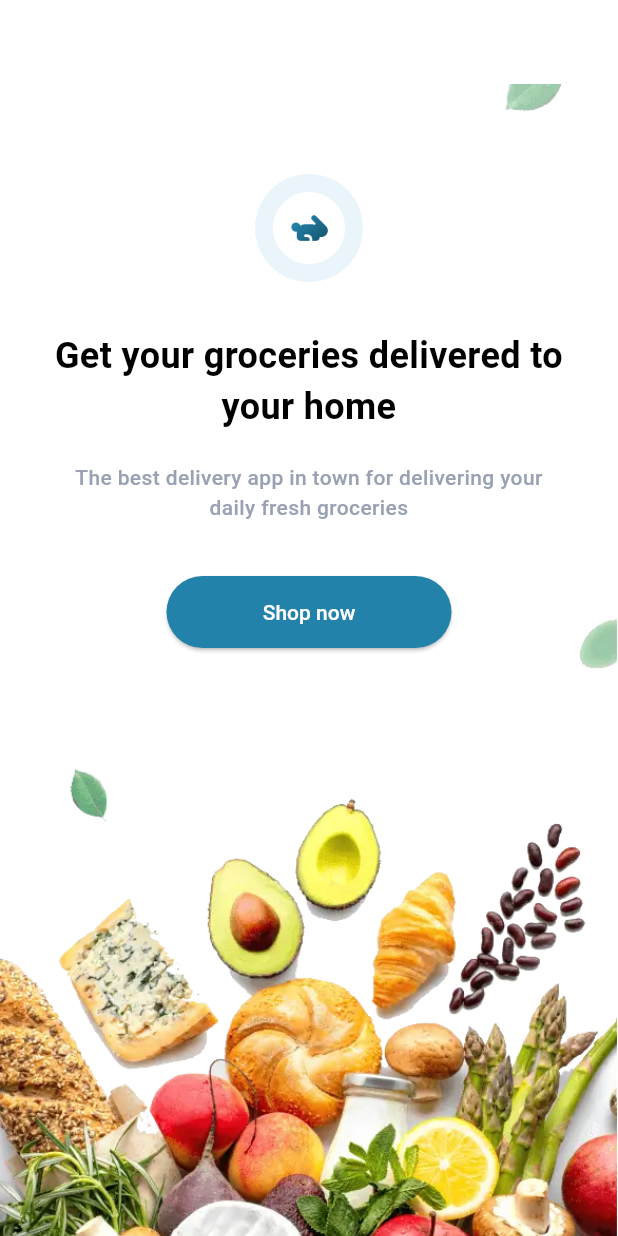
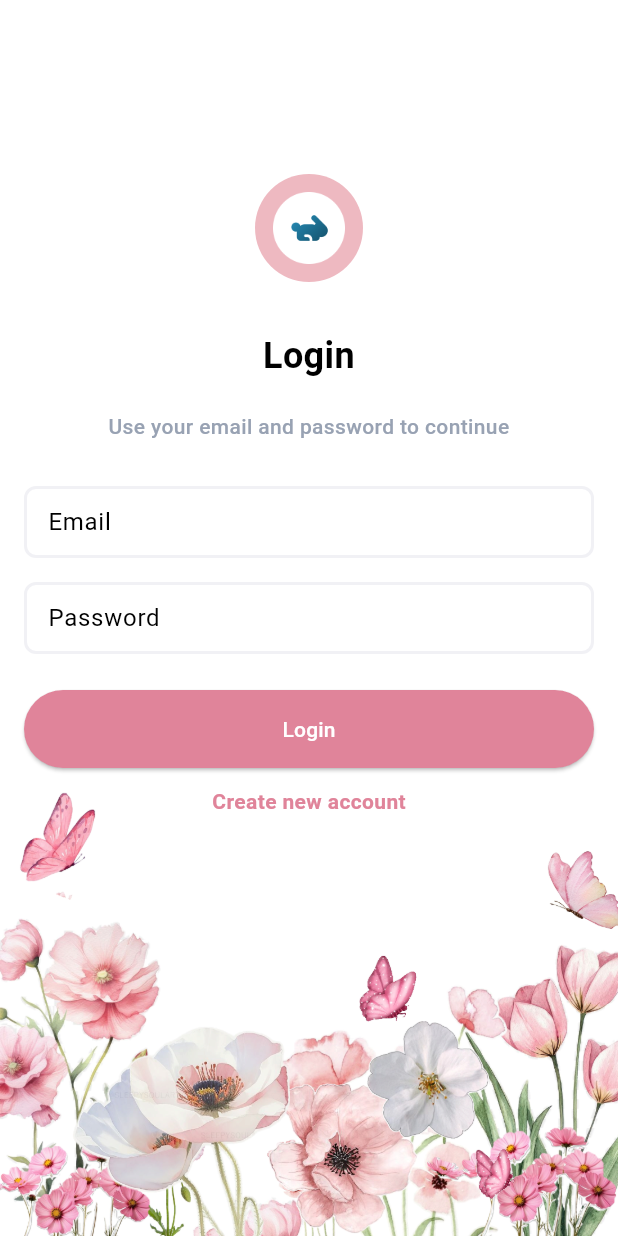
Before and after one commit to wandalionita05/florist, a Flutter app: the screen it shows after launch, on a phone screen of 412 x 824 dp. Run offline on Flutter 3.47's test engine with Material 3 defaults, Android fonts, the phone set to English and light mode, and no system bars; our stand-ins replace animated_theme_switcher, badges, cached_network_image, carousel_slider, dio, flutter_rating_bar and 5 more; missing offline and left inert: flutter_email_sender.

Commit message:
rapihin ui (ubah warna primary dan perubahan di dashboard)

```diff
--- a/lib/constants/assets.dart
+++ b/lib/constants/assets.dart
@@ -112,7 +112,7 @@ class Assets {
 
   /// Assets for imagesWelcomeBg
   /// assets/images/welcome_bg.webp
-  static const String imagesWelcomeBg = "assets/images/welcome_bg.webp";
+  static const String imagesWelcomeBg = "assets/images/welcome_bg.png";
 
   /// Assets for imagesZeroBasket
   /// assets/images/zeroBasket.lottie
--- a/lib/utils/myTheme.dart
+++ b/lib/utils/myTheme.dart
@@ -8,14 +8,14 @@ class AppThemes {
       primary: Color(0xff98A2B3),
       secondary: Colors.grey[300]!,
     ),
-    primaryColor: const Color(0xff2382AA),
+    primaryColor: const Color.fromARGB(255,224, 132, 154),
     bottomNavigationBarTheme: BottomNavigationBarThemeData(
         backgroundColor: Color(0xff2382AA),
-        selectedItemColor: const Color(0xff2382AA),
+        selectedItemColor: const Color.fromARGB(255,224, 132, 154),
         unselectedItemColor: Color.fromARGB(255, 176, 176, 176),
         type: BottomNavigationBarType.shifting),
     scaffoldBackgroundColor: Colors.white,
-    cardColor: Color(0xffE9F5FA),
+    cardColor: Color.fromARGB(255, 238, 185, 193),
     textTheme: const TextTheme(bodyMedium: TextStyle(color: Colors.black)),
     brightness: Brightness.light,
     appBarTheme: AppBarTheme(
@@ -37,7 +37,7 @@ class AppThemes {
         inputDecorationTheme: InputDecorationTheme(
           enabledBorder: OutlineInputBorder(
             borderRadius: BorderRadius.circular(8.0),
-            borderSide: BorderSide(width: 2, color: Color(0xff2382AA)),
+            borderSide: BorderSide(width: 2, color: const Color.fromARGB(255,224, 132, 154)),
           ),
           isDense: true,
           contentPadding: const EdgeInsets.symmetric(horizontal: 16),
@@ -54,7 +54,7 @@ class AppThemes {
     primaryColor: const Color(0xff2382AA),
     colorScheme: ColorScheme.dark(
         surface: Color(0xff0D1F29),
-        primary: Color(0xff98A2B3),
+        primary: Color.fromARGB(255, 236, 163, 178),
         secondary: Colors.grey[800]!),
     bottomNavigationBarTheme: BottomNavigationBarThemeData(
       backgroundColor: Color(0xff2382AA),
@@ -62,7 +62,7 @@ class AppThemes {
           Color.fromARGB(255, 255, 255, 255), // Selected item color
       unselectedItemColor: Colors.grey, // Unselected item color
     ),
-    cardColor: Color(0xff1A3848),
+    cardColor: Color.fromARGB(255, 236, 163, 178),
     textTheme: const TextTheme(bodyMedium: TextStyle(color: Colors.white)),
     brightness: Brightness.dark,
     appBarTheme: AppBarTheme(
--- a/lib/views/common_widgets/dropDownHomeMenu.dart
+++ b/lib/views/common_widgets/dropDownHomeMenu.dart
@@ -36,7 +36,7 @@ class DropDownMenu extends StatelessWidget {
             width: 300,
             leadingIcon: const Icon(
               Icons.location_city_rounded,
-              color: Color(0xff2382AA),
+              color: const Color.fromARGB(255,224, 132, 154),
             ),
             onSelected: (String? value) {
               // This is called when the user selects an item.
--- a/lib/views/common_widgets/search_text_field.dart
+++ b/lib/views/common_widgets/search_text_field.dart
@@ -44,7 +44,7 @@ class SearchTextField extends StatelessWidget {
         ),
         prefixIcon: Icon(
           CupertinoIcons.search,
-          color: Color(0xff2382AA),
+          color: const Color.fromARGB(255,224, 132, 154),
         ),
         suffixIcon: textEditingController != null
             ? IconButton(
--- a/lib/views/welcome.dart
+++ b/lib/views/welcome.dart
@@ -46,10 +46,10 @@ class WelcomeScreen extends StatelessWidget {
                   Container(
                     margin: const EdgeInsets.symmetric(horizontal: 8),
                     child: Text(
-                      "Get your groceries delivered to your home",
+
+                        "Login",
                           textAlign: TextAlign.center,
-                      style:
-                          TextStyle(fontSize: 24, fontWeight: FontWeight.bold),
+                          style: TextStyle(fontSize: 24, fontWeight: FontWeight.bold),
                     ),
                   ),
                   SizedBox(
@@ -58,35 +58,69 @@ class WelcomeScreen extends StatelessWidget {
                   Container(
                     margin: const EdgeInsets.symmetric(horizontal: 32),
                     child: Text(
-                      "The best delivery app in town for delivering your daily fresh groceries",
+
+                      "Use your email and password to continue",
                           textAlign: TextAlign.center,
                           style: TextStyle(
                             fontWeight: FontWeight.w500,
                             fontSize: 14,
-                          color: Get.theme.colorScheme.primary),
+                            color: Get.theme.colorScheme.primary,
                           ),
                     ),
+                  ),
+                  const SizedBox(height: 30),
+
+                  // EMAIL
+                  TextField(
+                    decoration: InputDecoration(
+                      labelText: "Email",
+                      border: OutlineInputBorder(),
+                    ),
+                  ),
+
+                  const SizedBox(height: 16),
+
+                  // PASSWORD
+                  TextField(
+                    obscureText: true,
+                    decoration: InputDecoration(
+                      labelText: "Password",
+                      border: OutlineInputBorder(),
+                    ),
+                  ),
+
+                  const SizedBox(height: 24),
+
+                  // LOGIN BUTTON
                   SizedBox(
-                    height: 36,
-                  ),
-                  FractionallySizedBox(
-                    widthFactor: 0.5,
+                    width: double.infinity,
                     child: ElevatedButton(
                       onPressed: () {
-                          Get.to(() => RegistrationScreen());
+                        // TODO: login API
+                        Get.snackbar("Info", "Login clicked");
                       },
-                        style: TextButton.styleFrom(
+                      style: ElevatedButton.styleFrom(
+                        backgroundColor: Get.theme.primaryColor,
                         padding: const EdgeInsets.symmetric(vertical: 16),
-                          textStyle: TextStyle(
-                              fontSize: 14, fontWeight: FontWeight.w500),
                         shape: StadiumBorder(),
-                          backgroundColor: Get.theme.primaryColor,
                       ),
+                      child: Text("Login", style: TextStyle(color: Colors.white)),
+                    ),
+                  ),
+
+                  const SizedBox(height: 12),
+
+                  // REGISTER LINK
+                  GestureDetector(
+                    onTap: () => Get.to(() => RegistrationScreen()),
                     child: Text(
-                          "Shop now",
-                          style: TextStyle(color: Colors.white),
-                        )),
-                  )
+                      "Create new account",
+                      style: TextStyle(
+                          color: Get.theme.primaryColor,
+                          fontWeight: FontWeight.bold),
+                    ),
+                  ),
+
                 ],
               ),
             ),
```
Also changed, not shown: lib/views/common_widgets/flower_product_card.dart (added, +125 -0 lines), lib/views/dashboard.dart (+119 -64 lines), assets/images/welcome_bg.png (added). Lines whose indentation alone changed are shown as unchanged.
